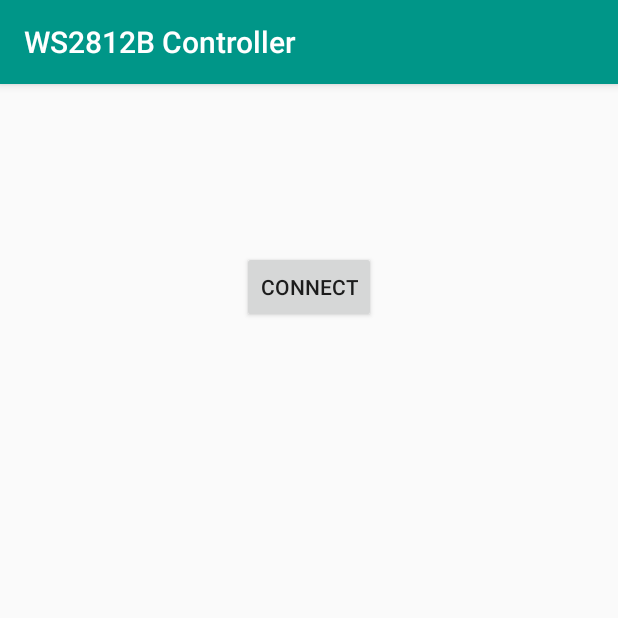
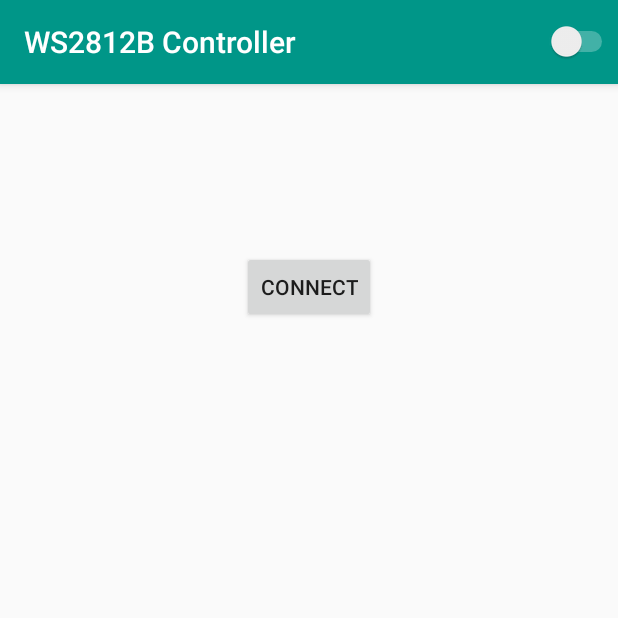
Before and after one commit to Guha5277/LedStripController, an Android app: the ControlActivity screen opened directly, with no data from a screen before it, on a phone screen of 412 x 824 dp, the top half of it. Run offline under Robolectric (Android 15) with nearby library versions, the phone set to English and light mode, and no system bars; 3 statements that could not run were skipped.

Commit message:
Добавлена кнопка вкл/выкл в основное меню ControlActivity

```diff
--- a/WS2812B_Android/app/src/main/java/com/guhafun/ws2812bcontroller/ControlActivity.java
+++ b/WS2812B_Android/app/src/main/java/com/guhafun/ws2812bcontroller/ControlActivity.java
@@ -12,6 +12,8 @@ import android.os.Message;
 import android.support.v7.app.AppCompatActivity;
 import android.os.Bundle;
 import android.util.Log;
+import android.view.Menu;
+import android.view.MenuItem;
 import android.view.View;
 import android.widget.Button;
 import android.widget.Toast;
@@ -23,13 +25,14 @@ import java.util.Arrays;
 
 public class ControlActivity extends AppCompatActivity {
 
+    Menu controlMenu;
     Button btnConnect;
 
     private static BluetoothSocket mmSocket = null;
     private static OutputStream mOutputStream;
     private static InputStream mIntputStream;
 
-    protected static boolean isNeedToStopInputThread = false;
+    protected static boolean isNeedToStopInputThread = true;
 
     private int reconnectCount = 1;
 
@@ -194,8 +197,40 @@ public class ControlActivity extends AppCompatActivity {
     @Override
     protected void onStop() {
         super.onStop();
+        isNeedToStopInputThread = true;
         closeSocket();
     }
+
+    //Основное меню приложения - включени/выключение ленты
+    @Override
+    public boolean onCreateOptionsMenu(Menu menu) {
+        controlMenu = menu;
+        getMenuInflater().inflate(R.menu.menu_control, menu);
+        if(!isNeedToStopInputThread) {
+            controlMenu.findItem(R.id.btnRefresh).setEnabled(true);
+        }
+        else{
+            controlMenu.findItem(R.id.btnRefresh).setEnabled(false);
+        }
+        return super.onPrepareOptionsMenu(menu);
+    }
+
+    //Обработка нажатий на элементы меню
+    @Override
+    public boolean onOptionsItemSelected(MenuItem item){
+        switch(item.getItemId()){
+            case R.id.btnConnect:
+                onOff();
+                break;
+        }
+        return super.onOptionsItemSelected(item);
+    }
+
+    //Метод включения/выключения ленты
+    private void onOff(){
+
+    }
+
 }
 
 
@@ -214,7 +249,7 @@ class InputThread extends Thread{
             try{
                 if(inputStream.available() > 0){
                                         try {
-                        Thread.sleep(100);
+                        Thread.sleep(10);
                     }catch (InterruptedException ie){
                         Log.e(TAG, "ControlActivity: Ошибка приостановки потока!", ie);
                     }
--- a/WS2812B_Android/app/src/main/java/com/guhafun/ws2812bcontroller/MainActivity.java
+++ b/WS2812B_Android/app/src/main/java/com/guhafun/ws2812bcontroller/MainActivity.java
@@ -155,9 +155,6 @@ public class MainActivity extends AppCompatActivity {
         registerReceiver(btStateChangeBR, new IntentFilter(BluetoothAdapter.ACTION_STATE_CHANGED));
         IntentFilter fdsfds = new IntentFilter();
 
-
-
-
         Log.d(TAG, "MainActivity создано");
     }
 
@@ -181,7 +178,7 @@ public class MainActivity extends AppCompatActivity {
 
                     //Создаем диалог информирующий пользователя о инициации подключения
                     mProgressDialog = new ProgressDialog(MainActivity.this);
-                    mProgressDialog.setCancelable(false);
+                    mProgressDialog.setCancelable(true);
                     mProgressDialog.setTitle("Подключение");
                     mProgressDialog.setMessage("Подключаюсь к " + device.getName());
                     mProgressDialog.show();
--- /dev/null
+++ b/WS2812B_Android/app/src/main/res/layout/switch_item.xml
@@ -0,0 +1,11 @@
+<RelativeLayout
+    xmlns:android="http://schemas.android.com/apk/res/android"
+    android:layout_width="match_parent"
+    android:layout_height="match_parent">
+
+    <Switch
+        android:layout_width="wrap_content"
+        android:layout_height="wrap_content"
+        android:layout_centerHorizontal="true"
+        android:layout_centerVertical="true" />
+</RelativeLayout>
--- /dev/null
+++ b/WS2812B_Android/app/src/main/res/menu/menu_control.xml
@@ -0,0 +1,13 @@
+<?xml version="1.0" encoding="utf-8"?>
+<menu
+    xmlns:app="http://schemas.android.com/apk/res-auto"
+    xmlns:tools="http://schemas.android.com/tools"
+    android:layout_height="match_parent"
+    android:layout_width="match_parent"
+    xmlns:android="http://schemas.android.com/apk/res/android">
+    <item
+        android:id="@+id/swtOnOff"
+        android:title="@string/swtOnOff"
+        app:actionLayout="@layout/switch_item"
+        app:showAsAction="always" />
+</menu>
--- a/WS2812B_Android/app/src/main/res/values/strings.xml
+++ b/WS2812B_Android/app/src/main/res/values/strings.xml
@@ -6,4 +6,5 @@
 
     <string name="pairedDevices">List of Paired Devices</string>
     <string name="discoveredDevices">List of Discovered Devices</string>
+    <string name="swtOnOff">Switch</string>
 </resources>
```
Also changed, not shown: 1 other file.
